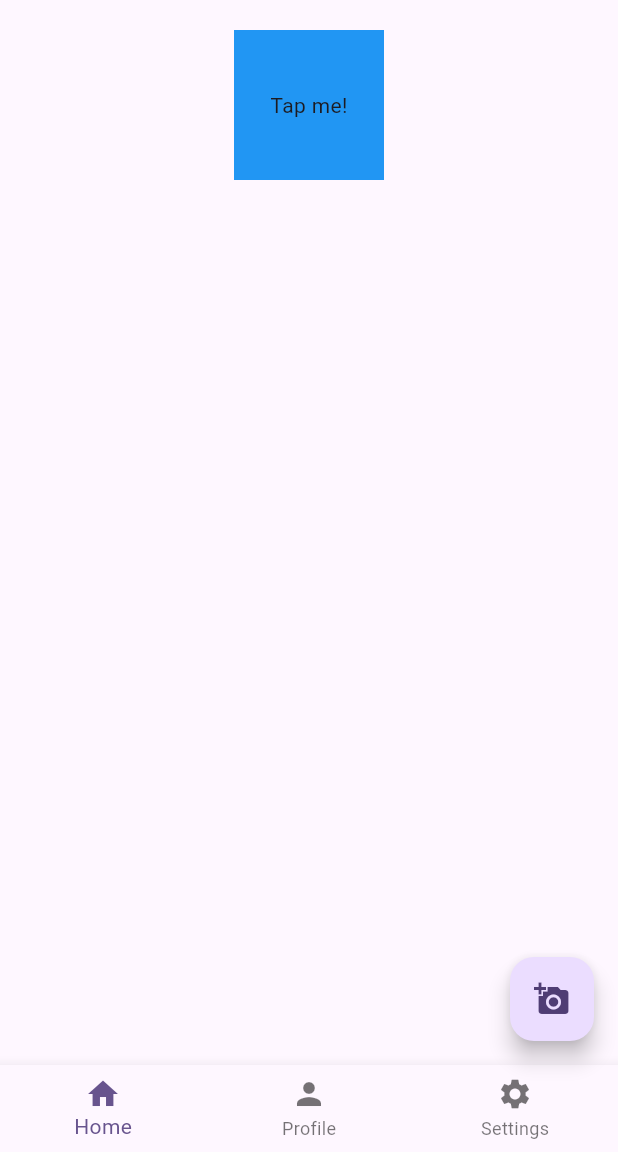
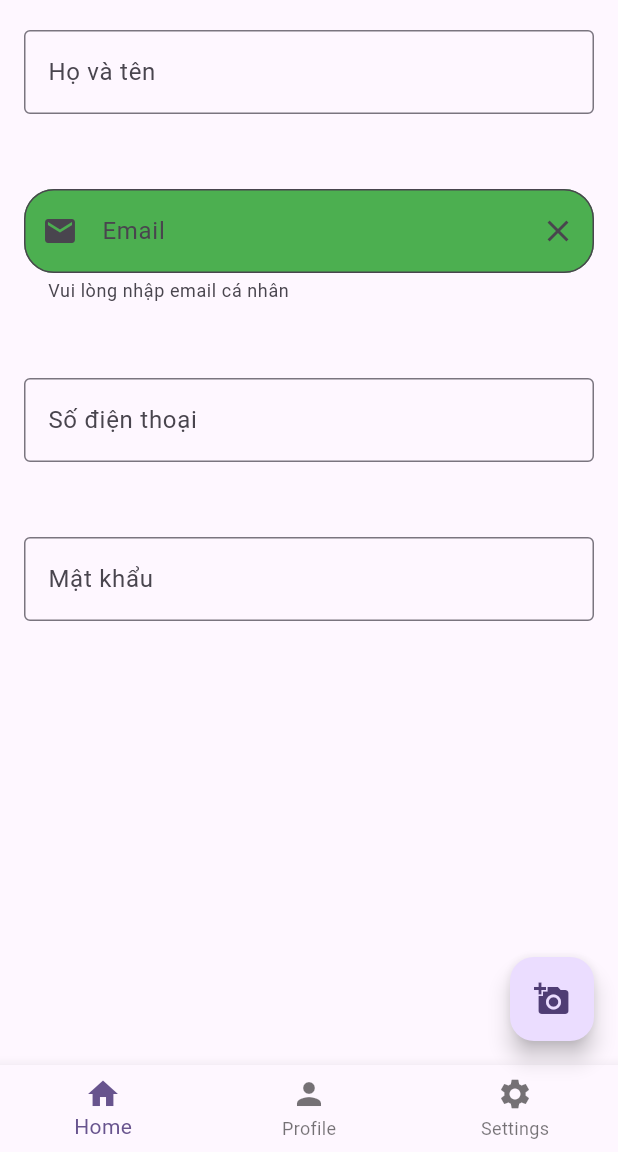
Before and after one commit to TrungKien2714/dart_tutorial, a Flutter app: the screen it shows after launch, on a phone screen of 412 x 824 dp, the part 84-1236 px from its top. Run offline on Flutter 3.47's test engine with Material 3 defaults, Android fonts, the phone set to English and light mode, and no system bars.

Commit message:
TextField

```diff
--- /dev/null
+++ b/app_01/lib/MyTextField.dart
@@ -0,0 +1,114 @@
+import "package:flutter/material.dart";
+
+class MyTextField extends StatelessWidget {
+  const MyTextField({super.key});
+  @override
+  Widget build(BuildContext context) {
+    return Scaffold(
+      appBar: AppBar(
+        title: Text("App 01"),
+        backgroundColor: Colors.blue,
+        //do bong cua appbar
+        elevation: 4,
+        actions: [
+          IconButton(
+            onPressed: () {
+              print("b1");
+            },
+            icon: Icon(Icons.search),
+          ),
+          IconButton(
+            onPressed: () {
+              print("b2");
+            },
+            icon: Icon(Icons.abc),
+          ),
+          IconButton(
+            onPressed: () {
+              print("b3");
+            },
+            icon: Icon(Icons.more_vert),
+          ),
+        ],
+      ),
+      body: Padding(
+        padding: EdgeInsets.symmetric(horizontal: 16.0),
+        child: Center(
+          child: Column(
+            children: [
+              SizedBox(height: 20),
+              //TextField là một widget cho phép người dùng nhập văn bản
+              //thông qua bàn phím
+              //đây là thành phần thiết yếu trong các biểu mẫu và giao diện người dùng tương tác
+              TextField(
+                decoration: InputDecoration(
+                  labelText: "Họ và tên",
+                  hintText: "Nhập họ và tên của bạn",
+                  border: OutlineInputBorder(),
+                ),
+              ),
+              SizedBox(height: 50),
+              TextField(
+                decoration: InputDecoration(
+                  labelText: "Email",
+                  hintText: "Ex: example@gmail.com",
+                  helperText: "Vui lòng nhập email cá nhân",
+                  prefixIcon: Icon(Icons.email),
+                  suffixIcon: Icon(Icons.clear),
+                  border: OutlineInputBorder(
+                    borderRadius: BorderRadius.circular(20),
+                  ),
+                  filled: true,
+                  fillColor: Colors.green,
+                ),
+                keyboardType: TextInputType.emailAddress,
+              ),
+              SizedBox(height: 50),
+              TextField(
+                decoration: InputDecoration(
+                  labelText: "Số điện thoại",
+                  hintText: "Ex: 0123456789",
+                  border: OutlineInputBorder(),
+                ),
+                keyboardType: TextInputType.phone,
+              ),
+              SizedBox(height: 50),
+              TextField(
+                onChanged: (value) {
+                  print("Dang nhap:$value");
+                },
+                onSubmitted: (value) {
+                  print("Da nhap xong:$value");
+                },
+                decoration: InputDecoration(
+                  labelText: "Mật khẩu",
+                  hintText: "Nhập mật khẩu của bạn",
+                  border: OutlineInputBorder(),
+                ),
+                keyboardType: TextInputType.numberWithOptions(decimal: true),
+                obscureText: true,
+                obscuringCharacter: '*',
+              ),
+            ],
+          ),
+        ),
+      ),
+      floatingActionButton: FloatingActionButton(
+        onPressed: () {
+          print("pressed");
+        },
+        child: const Icon(Icons.add_a_photo),
+      ),
+      bottomNavigationBar: BottomNavigationBar(
+        items: [
+          BottomNavigationBarItem(icon: Icon(Icons.home), label: "Home"),
+          BottomNavigationBarItem(icon: Icon(Icons.person), label: "Profile"),
+          BottomNavigationBarItem(
+            icon: Icon(Icons.settings),
+            label: "Settings",
+          ),
+        ],
+      ),
+    );
+  }
+}
--- a/app_01/lib/main.dart
+++ b/app_01/lib/main.dart
@@ -7,6 +7,7 @@ import 'MyButton.dart';
 import 'MyButton_2.dart';
 import 'MyButton_3.dart';
 import 'MyGestures.dart';
+import 'MyTextField.dart';
 
 void main() {
   runApp(const MyApp());
@@ -38,7 +39,7 @@ class MyApp extends StatelessWidget {
         // tested with just a hot reload.
         colorScheme: .fromSeed(seedColor: Colors.deepPurple),
       ),
-      home: const MyGestures(),
+      home: const MyTextField(),
     );
   }
 }
```
